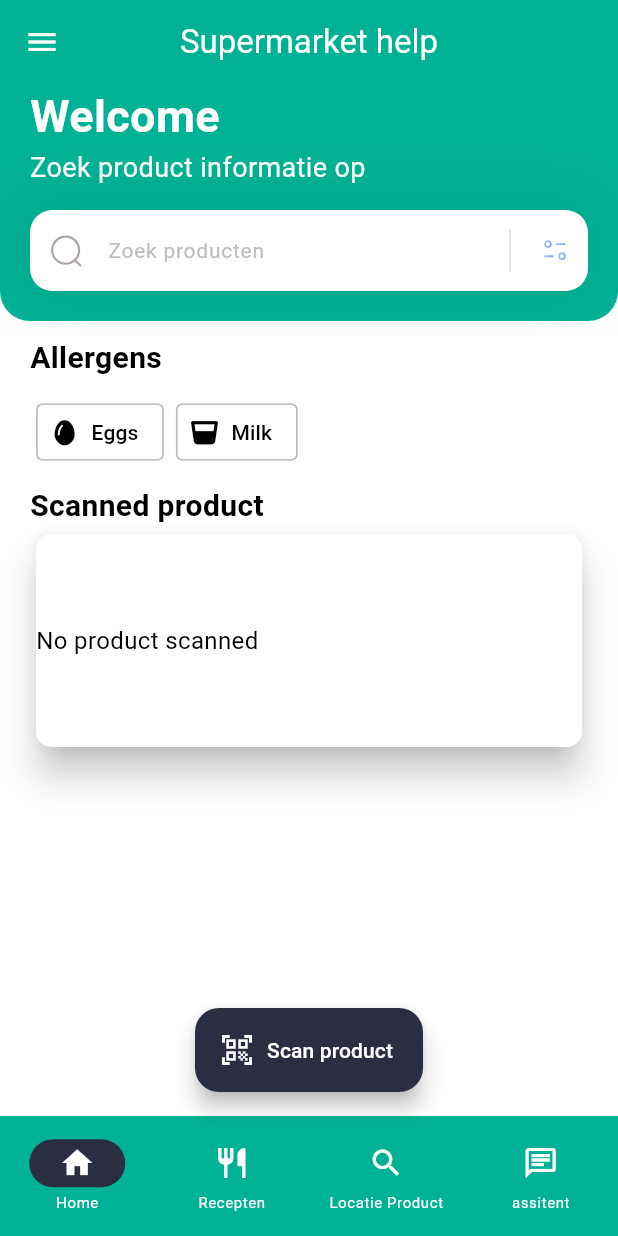
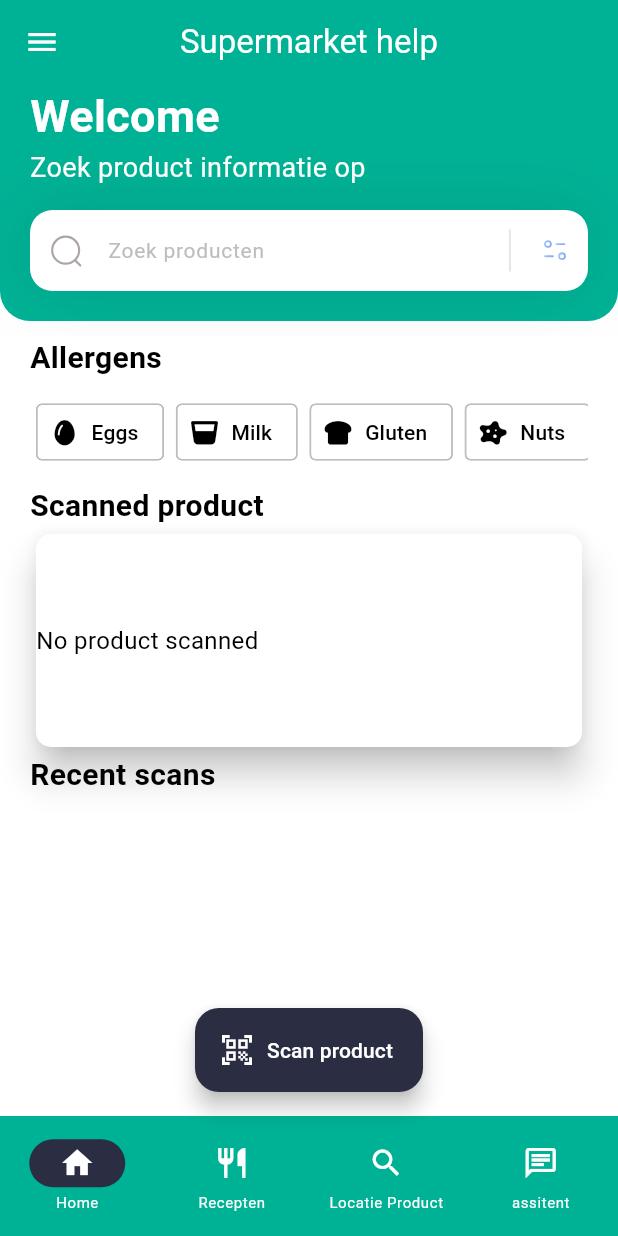
Before and after one commit to Zhantie/storeHelper, a Flutter app: the screen it shows after launch, on a phone screen of 412 x 824 dp. Run offline on Flutter 3.47's test engine with Material 3 defaults, Android fonts, the phone set to English and light mode, and no system bars; our stand-ins replace auto_size_text, camera, dash_chat_2, flutter_dotenv, flutter_svg, font_awesome_flutter and 2 more; missing offline and left inert: chat_gpt_sdk, flutter_barcode_scanner, flutter_tflite, openfoodfacts.

Commit message:
added more allergens and made a recent scan gridview product screen

```diff
--- a/fitness/lib/screens/home_screen.dart
+++ b/fitness/lib/screens/home_screen.dart
@@ -1,4 +1,5 @@
 import 'package:fitness/controller/product_scanner.dart';
+import 'package:fitness/widgets/product_card.dart';
 import 'package:flutter/material.dart';
 import 'package:fitness/scaffolds/base_scaffold.dart';
 import 'package:fitness/widgets/chips/category_chips.dart';
@@ -23,6 +24,7 @@ class _HomeScreenState extends State<HomeScreen> {
   bool isLoading = false;
 
   List<String> selectedAllergens = [];
+  List<Map<String, String?>> scannedProducts = [];
 
   void scanCode() async {
     setState(() {
@@ -53,6 +55,13 @@ class _HomeScreenState extends State<HomeScreen> {
           productBrand = result['brand'];
           productQuantitiy = result['quantity'];
           productAllergens = result['allergens'];
+
+          scannedProducts.add({
+            'name': productName,
+            'image': productImage,
+            'brand': productBrand,
+            'quantity': productQuantitiy,
+          });
         });
 
         // Check for allergens
@@ -118,7 +127,7 @@ class _HomeScreenState extends State<HomeScreen> {
         ),
         centerTitle: true,
       ),
-      body: Column(
+      body: ListView(
         children: [
           Container(
             decoration: BoxDecoration(
@@ -155,8 +164,7 @@ class _HomeScreenState extends State<HomeScreen> {
               ],
             ),
           ),
-          Expanded(
-            child: Container(
+          Container(
             margin: const EdgeInsets.only(
               top: 10.0,
             ),
@@ -213,8 +221,39 @@ class _HomeScreenState extends State<HomeScreen> {
                           ),
                   ),
                 ),
+                const Padding(
+                  padding: EdgeInsets.symmetric(
+                    horizontal: 20.0,
+                  ),
+                  child: Text(
+                    'Recent scans',
+                    style: TextStyle(
+                      fontSize: 20,
+                      fontWeight: FontWeight.bold,
+                    ),
+                  ),
+                ),
+                Padding(
+                  padding: const EdgeInsets.symmetric(horizontal: 20.0),
+                  child: GridView.count(
+                    padding: const EdgeInsets.only(bottom: 20.0),
+                    physics: const ScrollPhysics(),
+                    crossAxisCount: 2,
+                    shrinkWrap: true,
+                    mainAxisSpacing: 10,
+                    childAspectRatio: 1 / 1.7,
+                    crossAxisSpacing: 10,
+                    children: scannedProducts.map((product) {
+                      return ProductCard(
+                        productName: product['name'],
+                        productImage: product['image'],
+                        productBrand: product['brand'],
+                        productQuantitiy: product['quantity'],
+                      );
+                    }).toList(),
+                  ),
+                )
               ],
-              ),
             ),
           ),
         ],
--- a/fitness/lib/widgets/chips/category_chips.dart
+++ b/fitness/lib/widgets/chips/category_chips.dart
@@ -15,11 +15,27 @@ class _CategoryChipsState extends State<CategoryChips> {
   final List<String> categoriesAllergen = [
     "Eggs",
     'Milk',
+    "Gluten",
+    "Nuts",
+    "Peanuts",
+    "Sesame-seeds",
+    "Soybeans",
+    "Celery",
+    "Mustard",
+    "Fish",
   ];
 
   final Map<String, FaIcon> _categoryIcons = {
     "Eggs": const FaIcon(FontAwesomeIcons.egg),
     'Milk': const FaIcon(FontAwesomeIcons.glassWhiskey),
+    "Gluten": const FaIcon(FontAwesomeIcons.breadSlice),
+    "Nuts": const FaIcon(FontAwesomeIcons.disease),
+    "Peanuts": const FaIcon(FontAwesomeIcons.disease),
+    "Sesame-seeds": const FaIcon(FontAwesomeIcons.seedling),
+    "Soybeans": const FaIcon(FontAwesomeIcons.seedling),
+    "Celery": const FaIcon(FontAwesomeIcons.leaf),
+    "Mustard": const FaIcon(FontAwesomeIcons.bottleDroplet),
+    "Fish": const FaIcon(FontAwesomeIcons.fish),
   };
 
   List<String> selectedCategories = [];
--- a/fitness/pubspec.yaml
+++ b/fitness/pubspec.yaml
@@ -28,6 +28,8 @@ dependencies:
   openfoodfacts: ^3.8.0
   flutter_barcode_scanner: ^2.0.0
   font_awesome_flutter: ^10.7.0
+  auto_size_text: ^3.0.0
+  shared_preferences: ^2.2.3
 
 dev_dependencies:
   flutter_test:
@@ -43,7 +45,6 @@ flutter:
     - assets/icons/
     - assets/images/
 
-
   fonts:
     - family: Poppins
       fonts:
```
Also changed, not shown: fitness/lib/controller/product_scanner.dart (+5 -2 lines), fitness/lib/widgets/product_card.dart (added, +75 -0 lines), fitness/pubspec.lock. Lines whose indentation alone changed are shown as unchanged.
